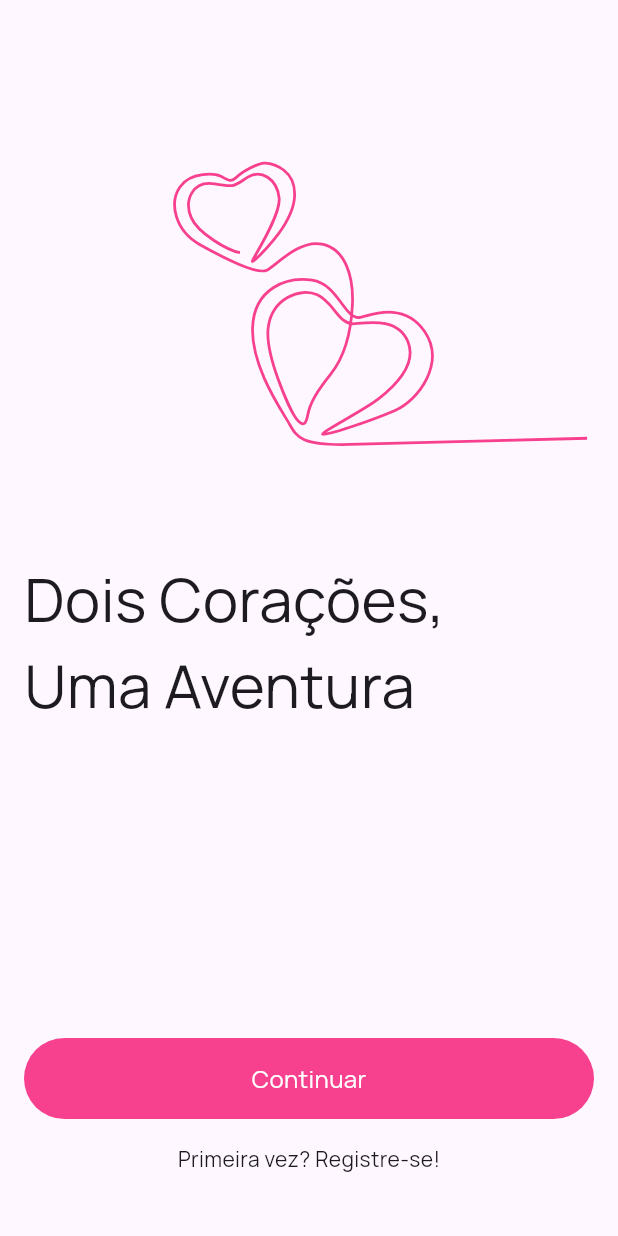
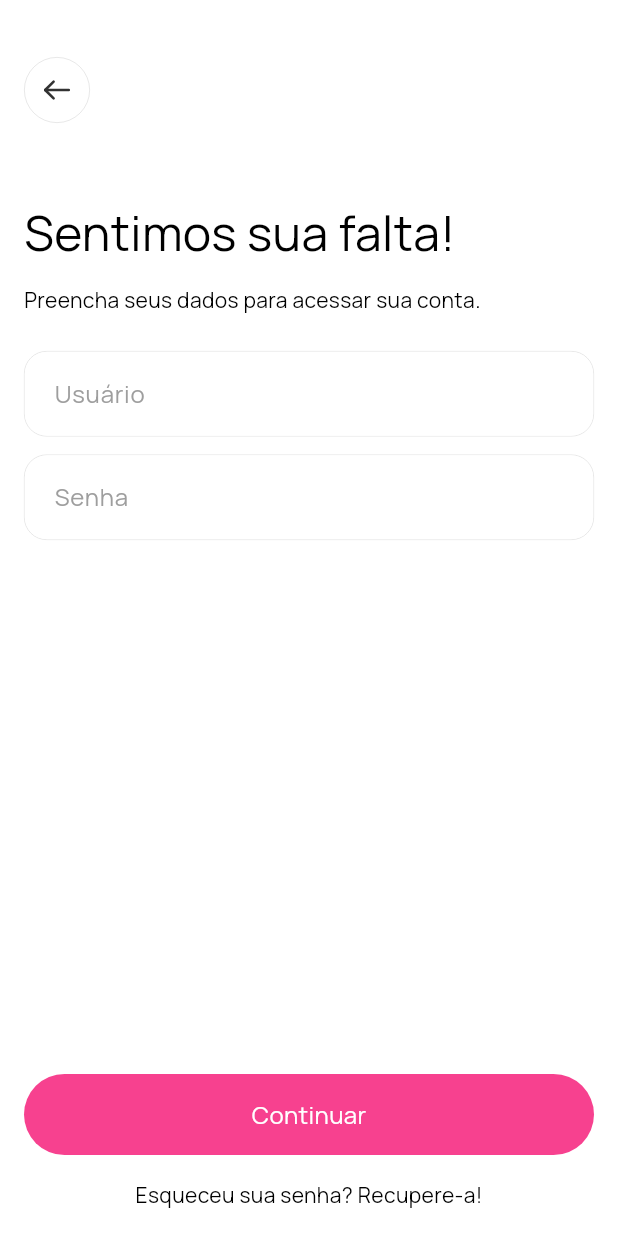
Before and after one commit to augustobalzanelli/moment-client, a Flutter app: the AuthenticationView screen opened directly, on a phone screen of 412 x 824 dp. Run offline on Flutter 3.47's test engine with Material 3 defaults, Android fonts, the phone set to English and light mode, and no system bars; our stand-ins replace flutter_svg, google_fonts, lottie.

Commit message:
Add: authentication view

```diff
--- a/lib/features/authentication/presentation/views/authentication_view.dart
+++ b/lib/features/authentication/presentation/views/authentication_view.dart
@@ -1,73 +1,148 @@
 import 'package:flutter/material.dart';
-import 'package:lottie/lottie.dart';
-import 'package:moment/core/constants/lottie_assets.dart';
+import 'package:flutter_svg/flutter_svg.dart';
 import 'package:moment/shared/widgets/buttons.dart';
 
 class AuthenticationView extends StatelessWidget {
-  const AuthenticationView({super.key});
+  const AuthenticationView({Key? key}) : super(key: key);
 
   @override
   Widget build(BuildContext context) {
     return Scaffold(
-      body: Column(
-        children: [
-          Expanded(
-            flex: 45,
-            child: Container(
-              child: Lottie.asset(ALottieAssets.coupleHeart),
+      appBar: _buildAppBar(context),
+      body: _buildBody(context),
+    );
+  }
+
+  PreferredSizeWidget _buildAppBar(BuildContext context) {
+    return PreferredSize(
+      preferredSize: const Size.fromHeight(120.0),
+      child: AppBar(
+        automaticallyImplyLeading: false,
+        flexibleSpace: Align(
+          alignment: Alignment.centerLeft,
+          child: Padding(
+            padding: const EdgeInsets.symmetric(horizontal: 16.0),
+            child: _buildBackButton(context),
           ),
         ),
-          // <a href="https://iconscout.com/lottie-animations/couple-heart" class="text-underline font-size-sm" target="_blank">Couple Heart</a> by <a href="https://iconscout.com/contributors/robin-donvai" class="text-underline font-size-sm" target="_blank">Robin's Pixel</a>
-          const Expanded(
-            flex: 55,
+      ),
+    );
+  }
+
+  Widget _buildBackButton(BuildContext context) {
+    return Ink(
+      height: 44.0,
+      width: 44.0,
+      decoration: BoxDecoration(
+        border: Border.all(color: Colors.black12, width: 0.5),
+        borderRadius: BorderRadius.circular(50.0),
+      ),
+      child: InkWell(
+        borderRadius: BorderRadius.circular(50.0),
+        onTap: () => Navigator.pop(context),
+        child: Padding(
+          padding: const EdgeInsets.all(8.0),
+          child: SvgPicture.asset('assets/icons/left_arrow.svg'),
+        ),
+      ),
+    );
+  }
+
+  Widget _buildBody(BuildContext context) {
+    final double screenHeight = MediaQuery.of(context).size.height;
+    final double statusBarHeight = MediaQuery.of(context).padding.top;
+    final double minimumHeight = screenHeight - 120 - statusBarHeight;
+
+    return SingleChildScrollView(
+      child: ConstrainedBox(
+        constraints: BoxConstraints(minHeight: minimumHeight),
+        child: IntrinsicHeight(
+          child: Padding(
+            padding: const EdgeInsets.symmetric(horizontal: 16.0),
             child: Column(
-              crossAxisAlignment: CrossAxisAlignment.start,
               mainAxisAlignment: MainAxisAlignment.spaceBetween,
               children: [
-                Padding(
-                  padding: EdgeInsets.symmetric(
-                    horizontal: 16.0,
-                  ),
-                  child: Column(
+                Column(
                   crossAxisAlignment: CrossAxisAlignment.start,
                   children: [
-                      Text(
-                        'Dois Corações,',
-                        style: TextStyle(
-                          fontSize: 40.0,
+                    const SizedBox(height: 12.0),
+                    _buildHeaderText('Sentimos sua falta!', 32.0),
+                    const SizedBox(height: 12.0),
+                    _buildHeaderText(
+                        'Preencha seus dados para acessar sua conta.', 14.0),
+                    const SizedBox(height: 24.0),
+                    _buildTextField(' Usuário ', false),
+                    const SizedBox(height: 12.0),
+                    _buildTextField(' Senha ', true),
+                    const SizedBox(height: 24.0),
+                  ],
                 ),
-                      ),
-                      Text(
-                        'Uma Aventura',
-                        style: TextStyle(
-                          fontSize: 40.0,
-                        ),
-                      )
+                _buildButtons(context),
               ],
             ),
           ),
-                Padding(
-                  padding: EdgeInsets.symmetric(
-                    horizontal: 16.0,
-                    vertical: 24.0,
         ),
-                  child: Column(
+      ),
+    );
+  }
+
+  Widget _buildHeaderText(String text, double fontSize) {
+    return Text(
+      text,
+      style: TextStyle(fontSize: fontSize),
+    );
+  }
+
+  Widget _buildTextField(String label, bool isObscure) {
+    return Container(
+      decoration: BoxDecoration(
+        borderRadius: BorderRadius.circular(15.0),
+        border: Border.all(color: Colors.black12, width: 0.5),
+      ),
+      child: TextField(
+        obscureText: isObscure,
+        decoration: InputDecoration(
+          filled: true,
+          fillColor: Colors.white,
+          border: _inputBorder(),
+          enabledBorder: _inputBorder(),
+          focusedBorder: _inputBorder(),
+          labelText: label,
+          labelStyle: const TextStyle(
+            backgroundColor: Colors.white,
+            color: Colors.grey,
+          ),
+        ),
+      ),
+    );
+  }
+
+  OutlineInputBorder _inputBorder() {
+    return const OutlineInputBorder(
+      borderRadius: BorderRadius.all(Radius.circular(15.0)),
+      borderSide: BorderSide.none,
+    );
+  }
+
+  Widget _buildButtons(BuildContext context) {
+    return Column(
       children: [
         AFilledButton(
+          onTap: () {
+            Navigator.push(
+              context,
+              MaterialPageRoute(
+                builder: (context) => const AuthenticationView(),
+              ),
+            );
+          },
           title: 'Continuar',
         ),
-                      ATextButton(
-                        title: 'Primeira vez? Registre-se!',
+        const ATextButton(
+          title: 'Esqueceu sua senha? Recupere-a!',
           titleSize: 14.0,
         ),
       ],
-                  ),
-                )
-              ],
-            ),
-          ),
-        ],
-      ),
     );
   }
 }
--- a/lib/main.dart
+++ b/lib/main.dart
@@ -14,8 +14,11 @@ class MyApp extends StatelessWidget {
     return MaterialApp(
       theme: ThemeData(
         fontFamily: GoogleFonts.manrope().fontFamily,
+        colorScheme: ColorScheme.fromSwatch().copyWith(
+          background: Colors.white,
+        ),
       ),
-      home: Scaffold(
+      home: const Scaffold(
         body: SplashScreen(),
       ),
     );
--- a/pubspec.yaml
+++ b/pubspec.yaml
@@ -34,9 +34,9 @@ dependencies:
 
   # The following adds the Cupertino Icons font to your application.
   # Use with the CupertinoIcons class for iOS style icons.
-  cupertino_icons: ^1.0.6
   google_fonts: ^6.2.1
   lottie: ^3.1.0
+  flutter_svg: ^2.0.10+1
 
 dev_dependencies:
   flutter_test:
@@ -62,12 +62,13 @@ flutter:
 
   assets:
     - assets/jsons/
+    - assets/icons/
 
   # An image asset can refer to one or more resolution-specific "variants", see
   # https://flutter.dev/assets-and-images/#resolution-aware
 
   # For details regarding adding assets from package dependencies, see
-  # https://flutter.dev/assets-and-images/#from-packages
+# https://flutter.dev/assets-and-images/#from-packages
 
   # To add custom fonts to your application, add a fonts section here,
   # in this "flutter" section. Each entry in this list should have a
```
Also changed, not shown: lib/features/authentication/presentation/views/splash_view.dart (+4 -3 lines), lib/features/authentication/presentation/views/welcome_view.dart (added, +82 -0 lines), lib/shared/widgets/buttons.dart (+37 -0 lines), assets/icons/google.svg (added), assets/icons/left_arrow.svg (added), pubspec.lock. Lines whose indentation alone changed are shown as unchanged.
